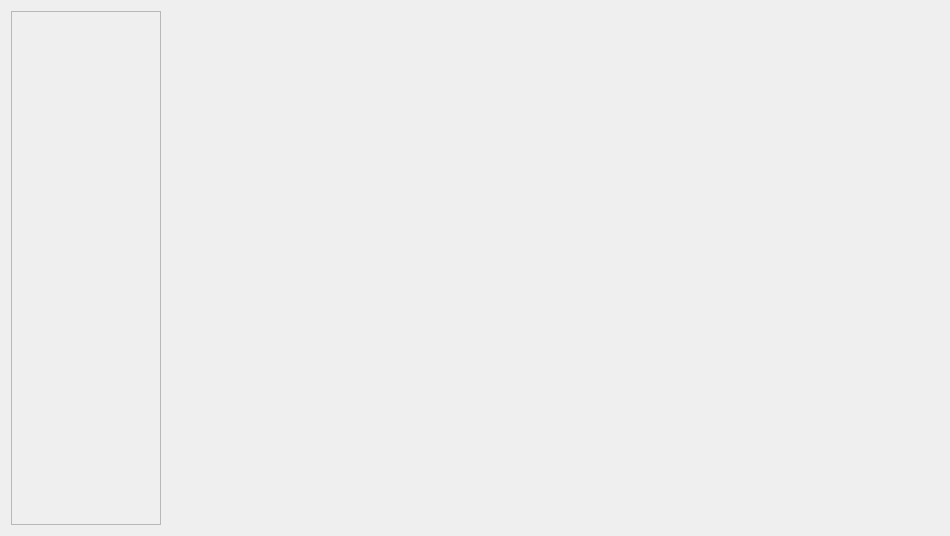
Before: the Qt Designer form ui/detectionwindow.ui in angeligareta/SaferAuto, drawn with Qt 5.
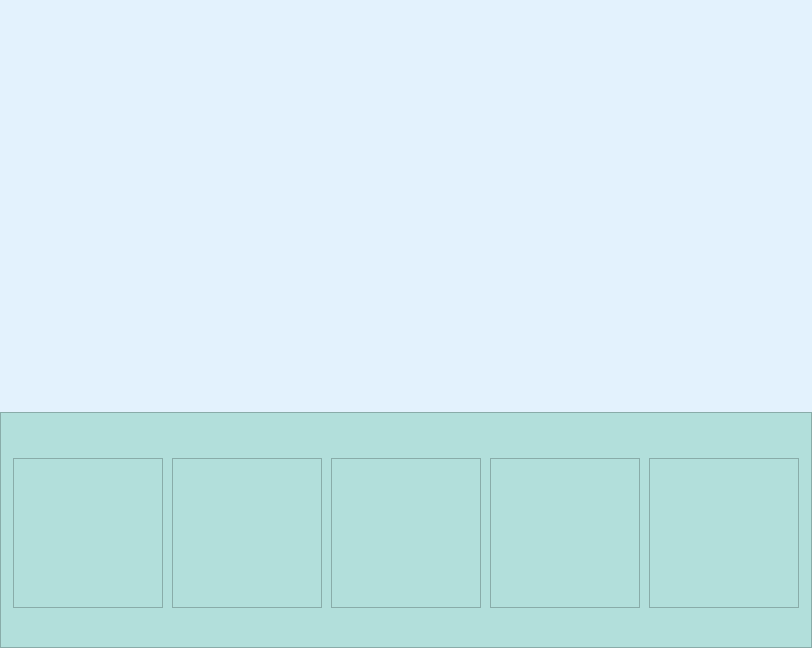
After: the same form once the commit is applied.

```diff
--- a/ui/detectionwindow.ui
+++ b/ui/detectionwindow.ui
@@ -6,53 +6,316 @@
    <rect>
     <x>0</x>
     <y>0</y>
-    <width>950</width>
-    <height>536</height>
+    <width>812</width>
+    <height>648</height>
    </rect>
   </property>
   <property name="windowTitle">
    <string>SaferAuto Detection</string>
   </property>
-  <layout class="QHBoxLayout" name="horizontalLayout">
-   <item>
-    <widget class="QLabel" name="detectedElements">
-     <property name="minimumSize">
-      <size>
-       <width>150</width>
-       <height>100</height>
-      </size>
-     </property>
-     <property name="maximumSize">
-      <size>
-       <width>150</width>
-       <height>3000</height>
-      </size>
+  <property name="styleSheet">
+   <string notr="true">background-color: rgb(227, 242, 253);</string>
+  </property>
+  <layout class="QGridLayout" name="gridLayout">
+   <property name="leftMargin">
+    <number>0</number>
+   </property>
+   <property name="topMargin">
+    <number>0</number>
+   </property>
+   <property name="rightMargin">
+    <number>0</number>
+   </property>
+   <property name="bottomMargin">
+    <number>0</number>
+   </property>
+   <item row="1" column="0">
+    <widget class="QFrame" name="detectedElementsLayout">
+     <property name="styleSheet">
+      <string notr="true">background-color: rgb(178, 223, 219);</string>
      </property>
      <property name="frameShape">
       <enum>QFrame::StyledPanel</enum>
      </property>
      <property name="frameShadow">
-      <enum>QFrame::Plain</enum>
+      <enum>QFrame::Raised</enum>
      </property>
-     <property name="lineWidth">
-      <number>1</number>
-     </property>
-     <property name="text">
-      <string/>
-     </property>
-     <property name="alignment">
-      <set>Qt::AlignCenter</set>
-     </property>
+     <layout class="QGridLayout" name="gridLayout_2">
+      <property name="topMargin">
+       <number>9</number>
+      </property>
+      <property name="bottomMargin">
+       <number>3</number>
+      </property>
+      <item row="0" column="1">
+       <widget class="QLabel" name="detectedElement2ClassName">
+        <property name="text">
+         <string/>
+        </property>
+        <property name="alignment">
+         <set>Qt::AlignCenter</set>
+        </property>
+       </widget>
+      </item>
+      <item row="2" column="1">
+       <widget class="QLabel" name="detectedElement2Probability">
+        <property name="text">
+         <string/>
+        </property>
+        <property name="alignment">
+         <set>Qt::AlignCenter</set>
+        </property>
+       </widget>
+      </item>
+      <item row="2" column="0">
+       <widget class="QLabel" name="detectedElement1Probability">
+        <property name="maximumSize">
+         <size>
+          <width>16777215</width>
+          <height>20</height>
+         </size>
+        </property>
+        <property name="text">
+         <string/>
+        </property>
+        <property name="alignment">
+         <set>Qt::AlignCenter</set>
+        </property>
+       </widget>
+      </item>
+      <item row="1" column="2">
+       <widget class="QLabel" name="detectedElement3Image">
+        <property name="minimumSize">
+         <size>
+          <width>150</width>
+          <height>150</height>
+         </size>
+        </property>
+        <property name="maximumSize">
+         <size>
+          <width>150</width>
+          <height>150</height>
+         </size>
+        </property>
+        <property name="frameShape">
+         <enum>QFrame::StyledPanel</enum>
+        </property>
+        <property name="text">
+         <string/>
+        </property>
+        <property name="alignment">
+         <set>Qt::AlignCenter</set>
+        </property>
+       </widget>
+      </item>
+      <item row="1" column="1">
+       <widget class="QLabel" name="detectedElement2Image">
+        <property name="minimumSize">
+         <size>
+          <width>150</width>
+          <height>150</height>
+         </size>
+        </property>
+        <property name="maximumSize">
+         <size>
+          <width>150</width>
+          <height>150</height>
+         </size>
+        </property>
+        <property name="frameShape">
+         <enum>QFrame::StyledPanel</enum>
+        </property>
+        <property name="text">
+         <string/>
+        </property>
+        <property name="alignment">
+         <set>Qt::AlignCenter</set>
+        </property>
+       </widget>
+      </item>
+      <item row="1" column="0">
+       <widget class="QLabel" name="detectedElement1Image">
+        <property name="minimumSize">
+         <size>
+          <width>150</width>
+          <height>150</height>
+         </size>
+        </property>
+        <property name="maximumSize">
+         <size>
+          <width>150</width>
+          <height>150</height>
+         </size>
+        </property>
+        <property name="frameShape">
+         <enum>QFrame::StyledPanel</enum>
+        </property>
+        <property name="frameShadow">
+         <enum>QFrame::Plain</enum>
+        </property>
+        <property name="lineWidth">
+         <number>1</number>
+        </property>
+        <property name="text">
+         <string/>
+        </property>
+        <property name="alignment">
+         <set>Qt::AlignCenter</set>
+        </property>
+       </widget>
+      </item>
+      <item row="0" column="3">
+       <widget class="QLabel" name="detectedElement4ClassName">
+        <property name="text">
+         <string/>
+        </property>
+        <property name="alignment">
+         <set>Qt::AlignCenter</set>
+        </property>
+       </widget>
+      </item>
+      <item row="1" column="3">
+       <widget class="QLabel" name="detectedElement4Image">
+        <property name="minimumSize">
+         <size>
+          <width>150</width>
+          <height>150</height>
+         </size>
+        </property>
+        <property name="maximumSize">
+         <size>
+          <width>150</width>
+          <height>150</height>
+         </size>
+        </property>
+        <property name="frameShape">
+         <enum>QFrame::StyledPanel</enum>
+        </property>
+        <property name="text">
+         <string/>
+        </property>
+        <property name="alignment">
+         <set>Qt::AlignCenter</set>
+        </property>
+       </widget>
+      </item>
+      <item row="0" column="2">
+       <widget class="QLabel" name="detectedElement3ClassName">
+        <property name="text">
+         <string/>
+        </property>
+        <property name="alignment">
+         <set>Qt::AlignCenter</set>
+        </property>
+       </widget>
+      </item>
+      <item row="2" column="3">
+       <widget class="QLabel" name="detectedElement4Probability">
+        <property name="text">
+         <string/>
+        </property>
+        <property name="alignment">
+         <set>Qt::AlignCenter</set>
+        </property>
+       </widget>
+      </item>
+      <item row="0" column="0">
+       <widget class="QLabel" name="detectedElement1ClassName">
+        <property name="maximumSize">
+         <size>
+          <width>16777215</width>
+          <height>20</height>
+         </size>
+        </property>
+        <property name="text">
+         <string/>
+        </property>
+        <property name="alignment">
+         <set>Qt::AlignCenter</set>
+        </property>
+       </widget>
+      </item>
+      <item row="2" column="2">
+       <widget class="QLabel" name="detectedElement3Probability">
+        <property name="text">
+         <string/>
+        </property>
+        <property name="alignment">
+         <set>Qt::AlignCenter</set>
+        </property>
+       </widget>
+      </item>
+      <item row="1" column="4">
+       <widget class="QLabel" name="detectedElement5Image">
+        <property name="minimumSize">
+         <size>
+          <width>150</width>
+          <height>150</height>
+         </size>
+        </property>
+        <property name="maximumSize">
+         <size>
+          <width>150</width>
+          <height>150</height>
+         </size>
+        </property>
+        <property name="frameShape">
+         <enum>QFrame::StyledPanel</enum>
+        </property>
+        <property name="text">
+         <string/>
+        </property>
+        <property name="alignment">
+         <set>Qt::AlignCenter</set>
+        </property>
+       </widget>
+      </item>
+      <item row="0" column="4">
+       <widget class="QLabel" name="detectedElement5ClassName">
+        <property name="maximumSize">
+         <size>
+          <width>16777215</width>
+          <height>20</height>
+         </size>
+        </property>
+        <property name="text">
+         <string/>
+        </property>
+        <property name="alignment">
+         <set>Qt::AlignCenter</set>
+        </property>
+       </widget>
+      </item>
+      <item row="2" column="4">
+       <widget class="QLabel" name="detectedElement5Probability">
+        <property name="text">
+         <string/>
+        </property>
+        <property name="alignment">
+         <set>Qt::AlignCenter</set>
+        </property>
+       </widget>
+      </item>
+     </layout>
     </widget>
    </item>
-   <item>
-    <layout class="QVBoxLayout" name="verticalLayout">
+   <item row="0" column="0">
+    <layout class="QVBoxLayout" name="generalImageLayout">
+     <property name="bottomMargin">
+      <number>20</number>
+     </property>
      <item>
       <widget class="QLabel" name="fpsoutput">
+       <property name="minimumSize">
+        <size>
+         <width>0</width>
+         <height>30</height>
+        </size>
+       </property>
        <property name="maximumSize">
         <size>
          <width>16777215</width>
-         <height>70</height>
+         <height>30</height>
         </size>
        </property>
        <property name="text">
@@ -65,20 +328,16 @@
      </item>
      <item>
       <widget class="QLabel" name="detectiondisplay">
-       <property name="text">
-        <string/>
+       <property name="minimumSize">
+        <size>
+         <width>0</width>
+         <height>350</height>
+        </size>
        </property>
-       <property name="alignment">
-        <set>Qt::AlignCenter</set>
-       </property>
-      </widget>
-     </item>
-     <item>
-      <widget class="QLabel" name="detectionoutput">
        <property name="maximumSize">
         <size>
-         <width>16777215</width>
-         <height>70</height>
+         <width>1000</width>
+         <height>350</height>
         </size>
        </property>
        <property name="text">
```
